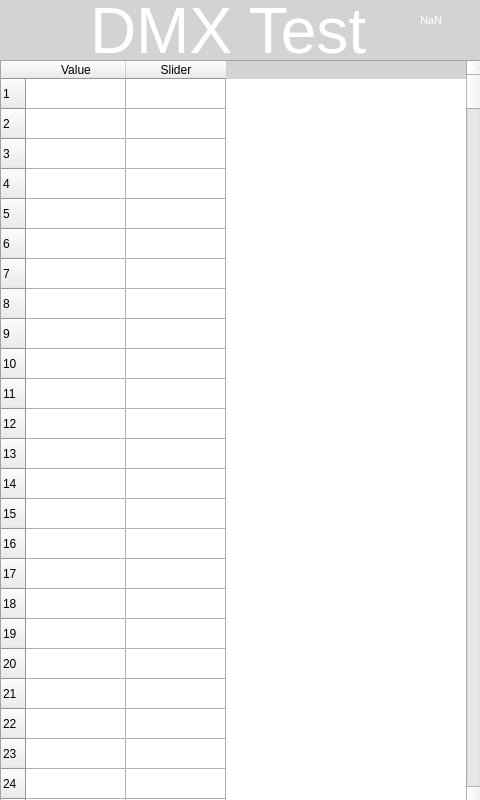
Qt form software/ui/mainwindow.ui (LukeLER/dmx-test-tool) before a commit.
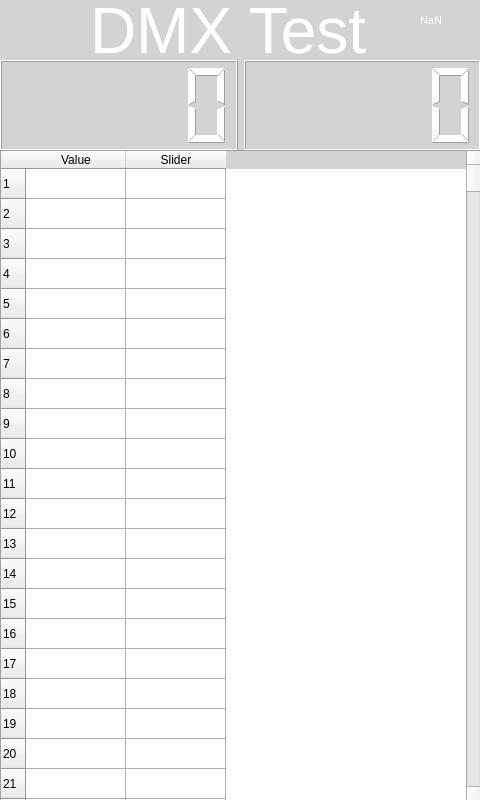
The same form after that commit.

Commit message: Set Cursor visible and a few minor gui things

Diff of the .ui file:
```diff
--- a/software/ui/mainwindow.ui
+++ b/software/ui/mainwindow.ui
@@ -166,9 +166,9 @@
     <property name="geometry">
      <rect>
       <x>0</x>
-      <y>60</y>
+      <y>150</y>
       <width>481</width>
-      <height>741</height>
+      <height>651</height>
      </rect>
     </property>
     <property name="rowCount">
@@ -704,6 +704,24 @@
      </property>
     </column>
    </widget>
+   <widget class="QWidget" name="horizontalLayoutWidget">
+    <property name="geometry">
+     <rect>
+      <x>0</x>
+      <y>60</y>
+      <width>481</width>
+      <height>91</height>
+     </rect>
+    </property>
+    <layout class="QHBoxLayout" name="horizontalLayout">
+     <item>
+      <widget class="QLCDNumber" name="lcd_channel_2"/>
+     </item>
+     <item>
+      <widget class="QLCDNumber" name="lcd_channel"/>
+     </item>
+    </layout>
+   </widget>
   </widget>
  </widget>
  <resources/>
```
Left out of the diff: 2 changed lines with no effect on the pictures.
